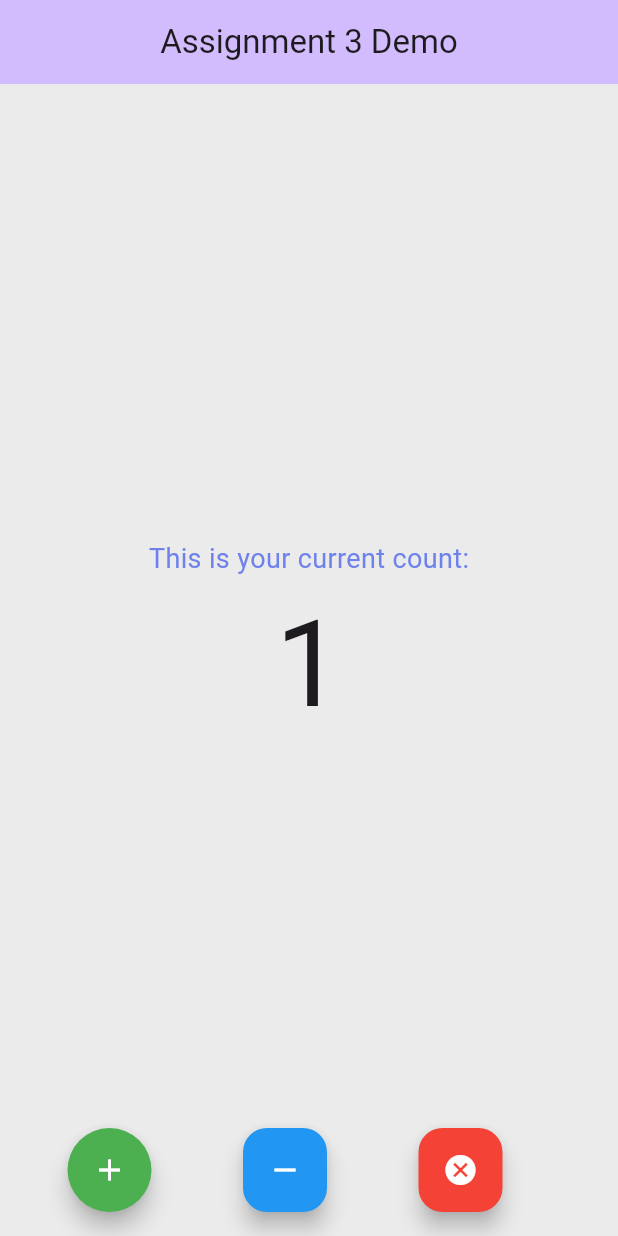
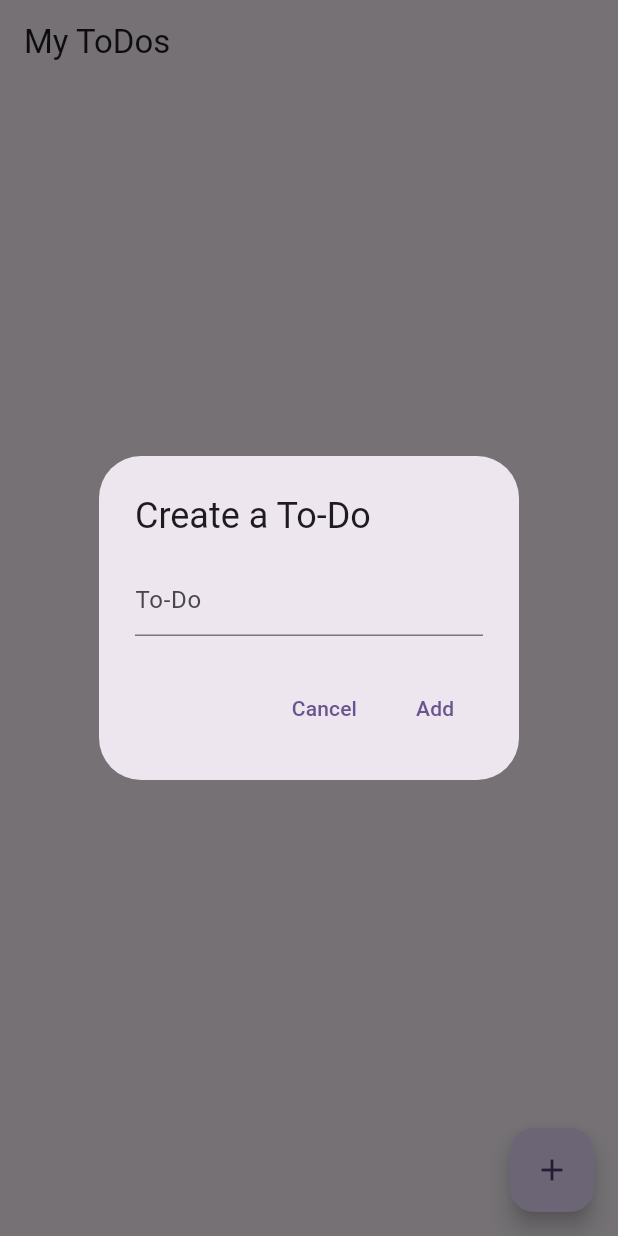
Before and after one commit to leonking1990/ChicoState-CINS467-Web-and-Mobile-App-Development, a Flutter app: the screen it shows after launch, after a tap on the "add" icon, on a phone screen of 412 x 824 dp. Run offline on Flutter 3.47's test engine with Material 3 defaults, Android fonts, the phone set to English and light mode, and no system bars; our stand-ins replace shared_preferences.

Commit message:
Assignment 4 Submission

```diff
--- /dev/null
+++ b/my_app/lib/ToDoClass.dart
@@ -0,0 +1,18 @@
+class ToDo {
+  String title;
+  List<String> tasks;
+
+  ToDo({required this.title, required this.tasks});
+
+  // Convert a ToDo object into a Map
+  Map<String, dynamic> toJson() => {
+        'title': title,
+        'tasks': tasks,
+      };
+
+  // Create a ToDo object from a map
+  factory ToDo.fromJson(Map<String, dynamic> json) => ToDo(
+        title: json['title'],
+        tasks: List<String>.from(json['tasks']),
+      );
+}
--- a/my_app/lib/main.dart
+++ b/my_app/lib/main.dart
@@ -1,127 +1,20 @@
 import 'package:flutter/material.dart';
+import 'myHomePage.dart';
 
-void main() {
-  runApp(const MyApp());
-}
+void main() => runApp(const MyApp());
 
 class MyApp extends StatelessWidget {
   const MyApp({super.key});
 
-  // This widget is the root of your application.
   @override
   Widget build(BuildContext context) {
     return MaterialApp(
-      title: 'Assignment 3 Demo',
+      title: 'Flutter Demo',
       theme: ThemeData(
         colorScheme: ColorScheme.fromSeed(seedColor: Colors.deepPurple),
         useMaterial3: true,
       ),
-      home: const MyHomePage(title: 'Assignment 3 Demo'),
+      home: const MyHomePage(title: 'My To-do list'),
     );
   }
 }
-
-class MyHomePage extends StatefulWidget {
-  const MyHomePage({super.key, required this.title});
-
-  final String title;
-
-  @override
-  State<MyHomePage> createState() => _MyHomePageState();
-}
-
-class _MyHomePageState extends State<MyHomePage> {
-  int _counter = 0;
-  String messText = '';
-
-  void messageClear() {
-    // Delay for 1 second
-    Future.delayed(const Duration(seconds: 1), () {
-      setState(() {
-        messText = ''; // Clearing the messText after 1 second
-      });
-    });
-  }
-
-  @override
-  Widget build(BuildContext context) {
-    return Scaffold(
-      appBar: AppBar(
-        backgroundColor: Theme.of(context).colorScheme.inversePrimary,
-        title: Center(child: Text(widget.title)),
-      ),
-      body: Center(
-        child: Column(
-          mainAxisAlignment: MainAxisAlignment.center,
-          children: <Widget>[
-            const Text(
-              'This is your current count:',
-              style: TextStyle(
-                  fontSize: Checkbox.width,
-                  color: Color.fromARGB(255, 111, 130, 236)),
-            ),
-            Text('$_counter',
-                style: const TextStyle(
-                    fontSize:
-                        80.0) //Theme.of(context).textTheme.headlineMedium,
-                ),
-            Text(
-              messText,
-              style: const TextStyle(color: Colors.red),
-            ),
-            //const ButtonBar()
-          ],
-        ),
-      ),
-      backgroundColor: const Color.fromARGB(255, 235, 235, 235),
-      floatingActionButton: Row(
-        mainAxisAlignment: MainAxisAlignment.spaceEvenly,
-        children: [
-          FloatingActionButton(
-            onPressed: () {
-              setState(() {
-                messText = 'Added 1';
-                _counter++;
-              });
-
-              messageClear();
-            },
-            tooltip: 'Increment',
-            backgroundColor: Colors.green,
-            foregroundColor: Colors.white,
-            shape: const CircleBorder(),
-            child: const Icon(Icons.add),
-          ),
-          FloatingActionButton(
-            onPressed: () {
-              setState(() {
-                messText = 'Removed 1';
-                _counter--;
-              });
-
-              messageClear();
-            },
-            tooltip: 'reduction',
-            backgroundColor: Colors.blue,
-            foregroundColor: Colors.white,
-            child: const Icon(Icons.remove),
-          ),
-          FloatingActionButton(
-            onPressed: () {
-              setState(() {
-                messText = 'Cleared!';
-                _counter = 0;
-              });
-
-              messageClear();
-            },
-            tooltip: 'Clear',
-            backgroundColor: Colors.red,
-            foregroundColor: Colors.white,
-            child: const Icon(Icons.cancel),
-          ),
-        ],
-      ),
-    );
-  }
-}
--- /dev/null
+++ b/my_app/lib/myHomePage.dart
@@ -0,0 +1,173 @@
+import 'package:flutter/material.dart';
+import 'task.dart';
+import 'package:shared_preferences/shared_preferences.dart';
+import 'ToDoClass.dart';
+import 'dart:convert'; // Import dart:convert to use jsonEncode and jsonDecode for save
+
+Future<void> saveToDoList(List<ToDo> toDoList) async {
+  final SharedPreferences prefs = await SharedPreferences.getInstance();
+  // specify the type of maps for JSON serialization
+  List<Map<String, dynamic>> jsonList =
+      toDoList.map((toDo) => toDo.toJson()).toList();
+  String serializedToDoList = jsonEncode(jsonList);
+  await prefs.setString('toDoList', serializedToDoList);
+}
+
+Future<List<ToDo>> loadToDoList() async {
+  final SharedPreferences prefs = await SharedPreferences.getInstance();
+  final String? serializedToDoList = prefs.getString('toDoList');
+  if (serializedToDoList != null) {
+    // type casting for JSON deserialization
+    List<dynamic> jsonList = jsonDecode(serializedToDoList);
+    List<ToDo> toDoList = jsonList
+        .map<ToDo>((json) => ToDo.fromJson(json as Map<String, dynamic>))
+        .toList();
+    return toDoList;
+  } else {
+    return [];
+  }
+}
+
+class MyHomePage extends StatefulWidget {
+  const MyHomePage({super.key, required this.title});
+
+  final String title;
+
+  @override
+  State<MyHomePage> createState() => MyHomePageState();
+}
+
+class MyHomePageState extends State<MyHomePage> {
+  // List to hold CheckableBox widgets
+  List<ToDo> myToDos = [];
+
+  void textSubmit(TextEditingController textEditingController) {
+    if (textEditingController.text.isNotEmpty) {
+      setState(() {
+        myToDos.add(ToDo(title: textEditingController.text, tasks: []));
+        saveToDoList(myToDos);
+      });
+      Navigator.pop(context);
+    }
+  }
+
+  void showAddTaskDialog(ToDo toDo) {
+    final TextEditingController controller = TextEditingController();
+    showDialog(
+      context: context,
+      builder: (BuildContext context) {
+        return
+        AlertDialog(
+          title: const Text('Add New Task'),
+          content: TextField(
+            controller: controller,
+            decoration: const InputDecoration(hintText: "Enter task name"),
+          ),
+          actions: <Widget>[
+            TextButton(
+              child: const Text('Cancel'),
+              onPressed: () => Navigator.pop(context),
+            ),
+            TextButton(
+              child: const Text('Add'),
+              onPressed: () {
+                if (controller.text.isNotEmpty) {
+                  setState(() {
+                    toDo.tasks.add(
+                        controller.text); // Add the task to the specific ToDo
+                    saveToDoList(myToDos);
+                  });
+                  Navigator.pop(context);
+                }
+              },
+            ),
+          ],
+        );
+      },
+    );
+  }
+
+  void showAddDialog() {
+    final TextEditingController textEditingController = TextEditingController();
+    showDialog(
+      context: context,
+      builder: (context) {
+        return AlertDialog(
+          title: const Text('Create a To-Do'),
+          content: TextField(
+            controller: textEditingController,
+            decoration: const InputDecoration(hintText: "To-Do"),
+          ),
+          actions: <Widget>[
+            TextButton(
+              child: const Text('Cancel'),
+              onPressed: () => Navigator.pop(context),
+            ),
+            TextButton(
+              child: const Text('Add'),
+              onPressed: () {
+                textSubmit(textEditingController);
+              },
+            ),
+          ],
+        );
+      },
+    );
+  }
+
+  @override
+  void initState() {
+    super.initState();
+    loadToDoList().then((loadedToDos) {
+      setState(() {
+        myToDos = loadedToDos;
+      });
+    });
+  }
+
+  @override
+  Widget build(BuildContext context) {
+    return Scaffold(
+      appBar: AppBar(
+        title: const Text("My ToDos",
+            textAlign: TextAlign.center), // This centers the AppBar title but not centering will fix later.
+      ),
+      body: ListView.builder(
+        itemCount: myToDos.length,
+        itemBuilder: (context, index) {
+          ToDo toDo = myToDos[index];
+          return Card(
+            // Use Card to create a box-like UI for each ToDo Remember this next time!!!!
+            margin:
+                EdgeInsets.all(8.0), // Adding margin around each card for spacing
+            child: Column(
+              children: <Widget>[
+                ListTile(
+                  title: Text('${toDo.title}:',
+                      textAlign: TextAlign.left), // Centered ToDo title
+                  onTap: () => showAddTaskDialog(toDo),
+                ),
+                ListView.builder(
+                  physics:
+                      NeverScrollableScrollPhysics(), // Disables scrolling for the nested ListView
+                  shrinkWrap:
+                      true, // Necessary for ListView inside another ListView
+                  itemCount: toDo.tasks.length,
+                  itemBuilder: (context, taskIndex) {
+                    return Task(task: toDo.tasks[taskIndex]);
+
+                  },
+                ),
+              ],
+            ),
+          );
+        },
+      ),
+      floatingActionButton: FloatingActionButton(
+        onPressed: showAddDialog, // to add a new ToDo
+        tooltip: 'Add Task',
+        child: const Icon(Icons.add),
+      ),
+    );
+  }
+}
--- a/my_app/pubspec.yaml
+++ b/my_app/pubspec.yaml
@@ -30,6 +30,7 @@ environment:
 dependencies:
   flutter:
     sdk: flutter
+  shared_preferences: ^2.0.15
 
 
   # The following adds the Cupertino Icons font to your application.
```
Also changed, not shown: my_app/lib/myToDo.dart (added, +73 -0 lines), my_app/lib/task.dart (added, +56 -0 lines), my_app/lib/taskList.dart (added, +45 -0 lines), my_app/pubspec.lock, 3 other files.
